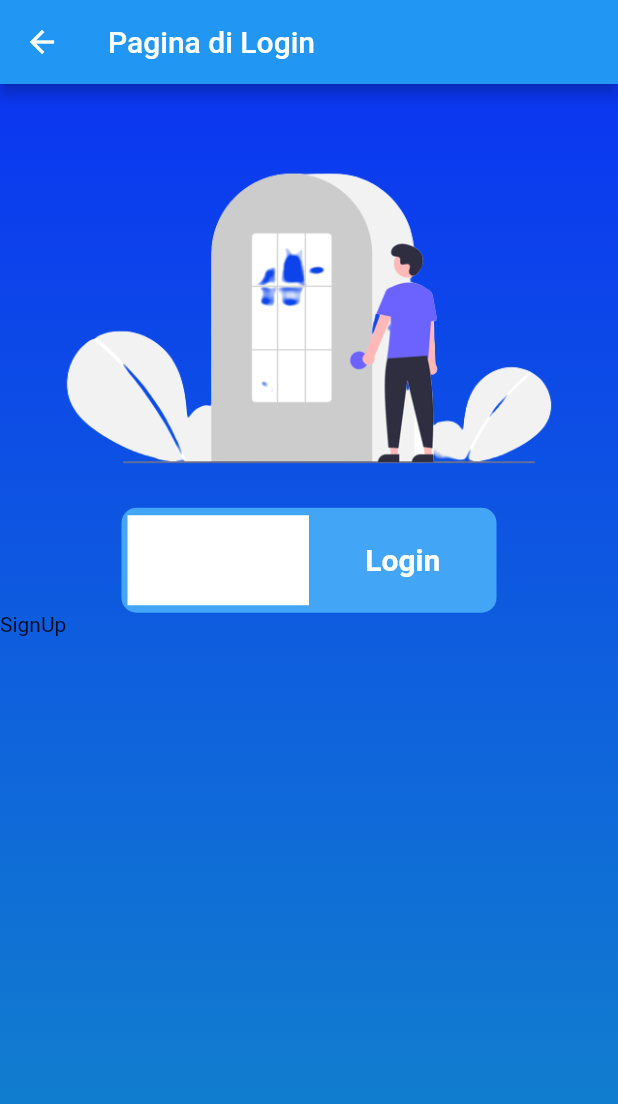
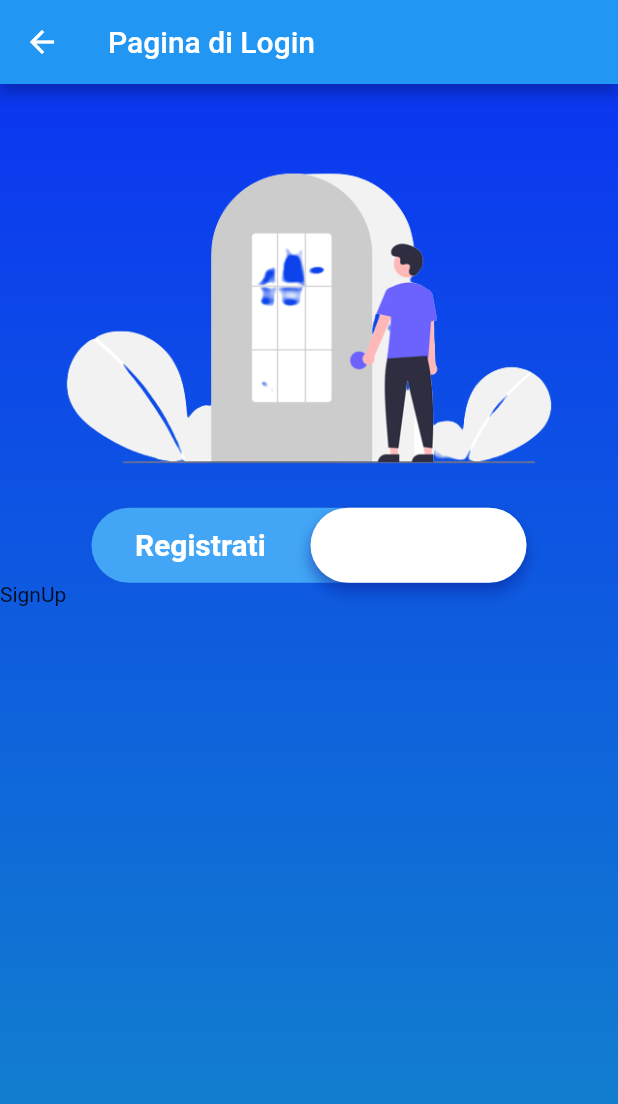
Before and after one commit to giacomo9801/flutter_firstapp, a Flutter app: the LoginPage screen opened by its route, after a tap on "Login", on a phone screen of 412 x 824 dp. Shown: the top 1104 px of the screen. Run offline on Flutter 3.47's test engine with Material 2 defaults, Android fonts, the phone set to English and light mode, and no system bars.

Commit message:
animazione bolla

```diff
--- a/lib/custompaint/bubble_indicator.dart
+++ b/lib/custompaint/bubble_indicator.dart
@@ -1,6 +1,8 @@
+import 'dart:math';
 import 'dart:ui';
 
 import 'package:flutter/material.dart';
+import 'package:flutter_firstapp/pages/theme.dart';
 
 class BubbleIndicator extends CustomPainter {
   //coordinate dove disegnare la bolla
@@ -13,10 +15,10 @@ class BubbleIndicator extends CustomPainter {
   final PageController pageController;
 
   BubbleIndicator(
-      {this.dxTarget = 125,
-      this.dxEntry = 4,
-      this.radius = 30,
-      this.dy = 35,
+      {this.dxTarget = 120,
+      this.dxEntry = 26,
+      this.radius = 25,
+      this.dy = 25,
       required this.pageController})
       : painter = Paint()
           //elementi riempiti di bianco
@@ -30,9 +32,21 @@ class BubbleIndicator extends CustomPainter {
     final target = Offset(dxTarget, dy);
 
     final path = Path();
+//disegna l'arco sx
+    path.addArc(Rect.fromCircle(center: entry, radius: radius), 0.5 * pi, pi);
 //disegna il rettangolo (bisogna trovare le coordinate giuste)
     path.addRect(Rect.fromLTRB(entry.dx, dy - radius, target.dx, dy + radius));
+    //disegna l'arco dx
+    path.addArc(Rect.fromCircle(center: target, radius: radius), 1.5 * pi, pi);
 
+    //gestione della bolla in base al pulsante
+    final pos = pageController.position;
+    final fullExtent =
+        (pos.maxScrollExtent - pos.minScrollExtent + pos.viewportDimension);
+    final pageOffset = pos.extentBefore / fullExtent;
+//movimento della bolla
+    canvas.translate(size.width * pageOffset, 0.0);
+    canvas.drawShadow(path, CustomTheme.gradientStart, 3.0, true);
     canvas.drawPath(path, painter);
   }
 
--- a/lib/pages/login_page.dart
+++ b/lib/pages/login_page.dart
@@ -55,10 +55,10 @@ class _LoginPageState extends State<LoginPage> {
   Widget _rowbtnlogin() => Container(
         decoration: BoxDecoration(
           color: Colors.blue.shade400,
-          borderRadius: BorderRadius.circular(10),
+          borderRadius: BorderRadius.circular(35),
         ),
-        height: 70,
-        width: 250,
+        height: 50,
+        width: 290,
         child: CustomPaint(
           //custom Paint serve per "colorare" l indicatore della pagina corrente
           painter: BubbleIndicator(pageController: _pageController),
```
